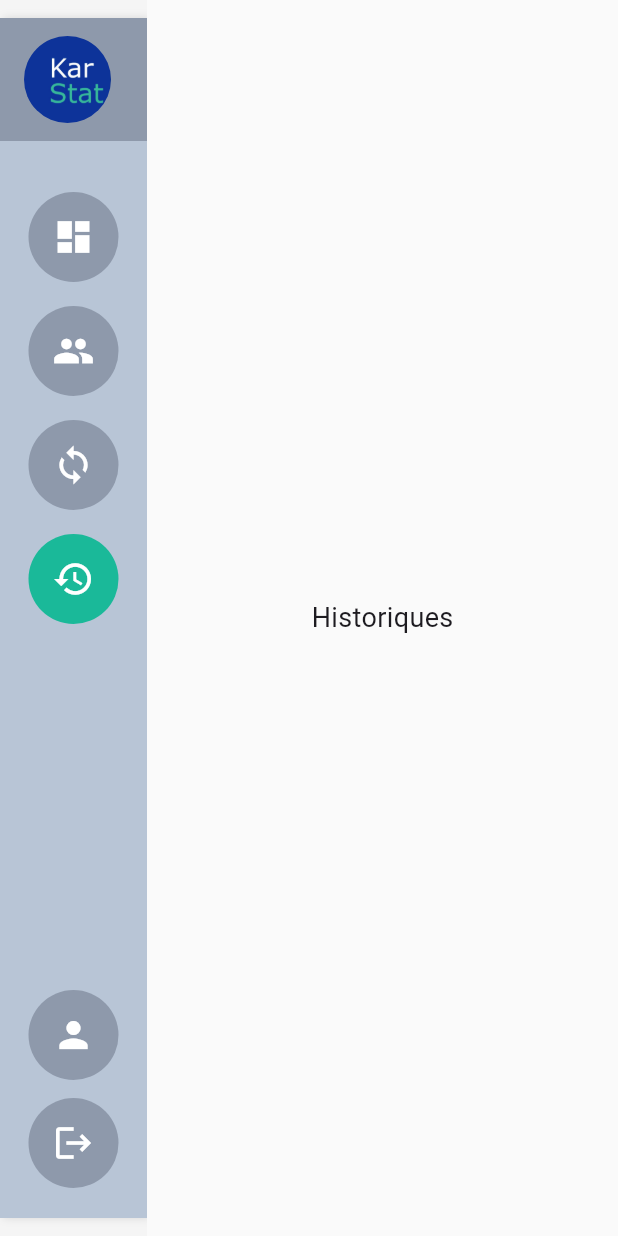
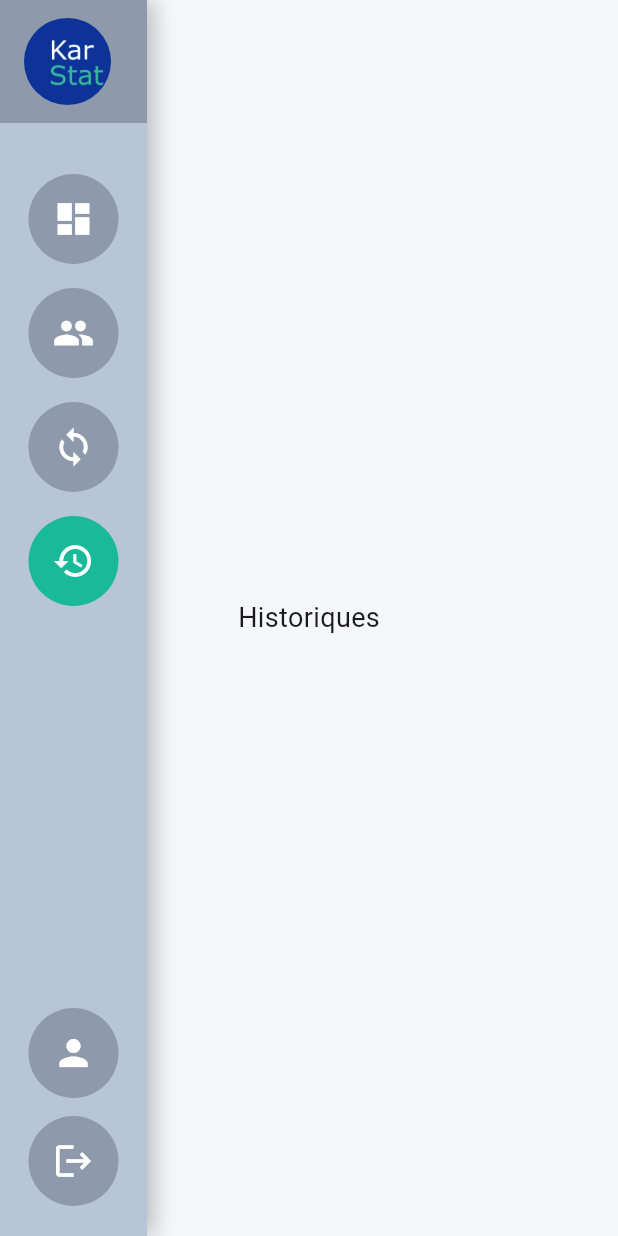
Before and after one commit to Tanjona200100/appMobile, a Flutter app: the SideMenu screen opened directly, after a tap on the "keyboard double arrow left" icon, after a tap on the "history" icon, on a phone screen of 412 x 824 dp. Run offline on Flutter 3.47's test engine with Material 3 defaults, Android fonts, the phone set to English and light mode, and no system bars.

Commit message:
mis a jour dashbord

```diff
--- a/lib/pages/dashboard_screen.dart
+++ b/lib/pages/dashboard_screen.dart
@@ -1,6 +1,8 @@
 import 'package:flutter/material.dart';
 import 'login_screen.dart';
 
+/// Classe principale représentant le menu latéral et le dashboard
+/// C'est un StatefulWidget car l'état du menu (ouvert/fermé) change
 class SideMenu extends StatefulWidget {
   const SideMenu({Key? key}) : super(key: key);
 
@@ -8,14 +10,25 @@ class SideMenu extends StatefulWidget {
   State<SideMenu> createState() => _SideMenuState();
 }
 
+/// Classe d'état pour gérer l'état du menu latéral et du dashboard
+/// Gère la sélection des onglets et l'état d'ouverture/fermeture du menu
 class _SideMenuState extends State<SideMenu> {
+  /// Index de l'onglet actuellement sélectionné dans le menu
+  /// 0: Dashboard, 1: Liste des individus, 2: Synchronisation, 3: Historiques
   int _selectedIndex = 0;
+
+  /// État de collapse du menu (true: menu réduit, false: menu étendu)
   bool _isMenuCollapsed = false;
 
-  // Méthode pour construire les éléments du menu
+  /// Méthode pour construire les éléments du menu
+  /// [icon] : Icône de l'élément du menu
+  /// [title] : Texte de l'élément du menu
+  /// [index] : Index de l'élément pour la gestion de la sélection
+  /// Retourne un Widget représentant un élément de menu
   Widget _buildMenuTile(IconData icon, String title, int index) {
     final isSelected = _selectedIndex == index;
 
+    // Version réduite du menu (icônes seulement)
     if (_isMenuCollapsed) {
       return InkWell(
         onTap: () {
@@ -40,6 +53,7 @@ class _SideMenuState extends State<SideMenu> {
       );
     }
 
+    // Version étendue du menu (icône + texte)
     return InkWell(
       onTap: () {
         setState(() {
@@ -85,6 +99,7 @@ class _SideMenuState extends State<SideMenu> {
     );
   }
 
+  /// Méthode pour basculer l'état d'ouverture/fermeture du menu
   void _toggleMenu() {
     setState(() {
       _isMenuCollapsed = !_isMenuCollapsed;
@@ -94,20 +109,38 @@ class _SideMenuState extends State<SideMenu> {
   @override
   Widget build(BuildContext context) {
     return Scaffold(
-      body: Row(
+      body: Stack(
         children: [
-          // Side Menu
-          AnimatedContainer(
+          // Dashboard - Largeur fixe de 700px et centré
+          // Z-index plus bas que le menu
+          Positioned.fill(
+            child: Container(
+              color: const Color(0xFFF5F7FA),
+              child: Center(
+                child: Container(
+                  width: 700, // Largeur fixe de 700px
+                  child: _buildContent(),
+                ),
+              ),
+            ),
+          ),
+
+          // Menu - Largeur limitée pour ne pas cacher tout le dashboard
+          // Z-index plus élevé que le dashboard (se superpose)
+          Positioned(
+            left: 0,
+            top: 0,
+            bottom: 0,
+            child: AnimatedContainer(
               duration: const Duration(milliseconds: 300),
               width: _isMenuCollapsed ? 98 : 300,
-            height: 800,
               decoration: const BoxDecoration(
                 color: Color(0xFFB8C5D6),
                 boxShadow: [
                   BoxShadow(
-                  color: Colors.black12,
-                  blurRadius: 4,
-                  offset: Offset(2, 0),
+                    color: Colors.black26,
+                    blurRadius: 12,
+                    offset: Offset(4, 0),
                   ),
                 ],
               ),
@@ -116,7 +149,7 @@ class _SideMenuState extends State<SideMenu> {
                   // Header avec logo et chevron
                   Container(
                     height: 82,
-                  width: _isMenuCollapsed ? 98 : 300,
+                    width: double.infinity,
                     child: InkWell(
                       onTap: _toggleMenu,
                       child: Container(
@@ -127,7 +160,7 @@ class _SideMenuState extends State<SideMenu> {
                         child: Row(
                           mainAxisAlignment: MainAxisAlignment.spaceBetween,
                           children: [
-                          // Logo
+                            // Logo - affiché différemment selon l'état du menu
                             if (!_isMenuCollapsed)
                               Row(
                                 children: [
@@ -162,7 +195,7 @@ class _SideMenuState extends State<SideMenu> {
                                 ),
                               ),
 
-                          // Chevron
+                            // Chevron - seulement visible quand le menu est étendu
                             if (!_isMenuCollapsed)
                               const Icon(
                                 Icons.keyboard_double_arrow_left,
@@ -177,7 +210,7 @@ class _SideMenuState extends State<SideMenu> {
 
                   const SizedBox(height: 30),
 
-                // Menu Items
+                  // Section des éléments du menu
                   Expanded(
                     child: Padding(
                       padding: const EdgeInsets.symmetric(horizontal: 12),
@@ -196,13 +229,14 @@ class _SideMenuState extends State<SideMenu> {
                     ),
                   ),
 
-                // Section profil et déconnexion
+                  // Section profil et déconnexion - seulement visible quand le menu est étendu
                   if (!_isMenuCollapsed)
                     Container(
                       margin: const EdgeInsets.symmetric(horizontal: 12),
                       padding: const EdgeInsets.only(bottom: 20),
                       child: Column(
                         children: [
+                          // Carte de profil de l'agent
                           Container(
                             padding: const EdgeInsets.all(12),
                             decoration: BoxDecoration(
@@ -261,9 +295,11 @@ class _SideMenuState extends State<SideMenu> {
 
                           const SizedBox(height: 12),
 
-                        // Déconnexion
+                          // Bouton de déconnexion
                           InkWell(
-                          onTap: () {},
+                            onTap: () {
+                              // TODO: Implémenter la logique de déconnexion
+                            },
                             borderRadius: BorderRadius.circular(30),
                             child: Container(
                               padding: const EdgeInsets.symmetric(horizontal: 20, vertical: 16),
@@ -302,6 +338,7 @@ class _SideMenuState extends State<SideMenu> {
                       ),
                     ),
 
+                  // Version réduite du profil et déconnexion - seulement icônes
                   if (_isMenuCollapsed)
                     Padding(
                       padding: const EdgeInsets.only(bottom: 20),
@@ -324,7 +361,9 @@ class _SideMenuState extends State<SideMenu> {
                           const SizedBox(height: 12),
                           // Icône déconnexion réduite
                           InkWell(
-                          onTap: () {},
+                            onTap: () {
+                              // TODO: Implémenter la logique de déconnexion
+                            },
                             child: Container(
                               width: 60,
                               height: 60,
@@ -345,19 +384,14 @@ class _SideMenuState extends State<SideMenu> {
                 ],
               ),
             ),
-
-          // Main Content
-          Expanded(
-            child: Container(
-              color: Colors.grey[50],
-              child: _buildContent(),
-            ),
           ),
         ],
       ),
     );
   }
 
+  /// Méthode pour construire le contenu principal en fonction de l'onglet sélectionné
+  /// Retourne le Widget correspondant à l'onglet actif
   Widget _buildContent() {
     switch (_selectedIndex) {
       case 0:
@@ -373,11 +407,10 @@ class _SideMenuState extends State<SideMenu> {
     }
   }
 
+  /// Construit le contenu du dashboard avec le formulaire d'identité
   Widget _buildDashboardContent() {
-    return Container(
-      color: const Color(0xFFF5F7FA),
-      child: SingleChildScrollView(
-        padding: const EdgeInsets.all(24.0),
+    return SingleChildScrollView(
+      padding: const EdgeInsets.all(29.0),
       child: Column(
         crossAxisAlignment: CrossAxisAlignment.start,
         children: [
@@ -417,6 +450,7 @@ class _SideMenuState extends State<SideMenu> {
                   flex: 2,
                   child: Stack(
                     children: [
+                      // Barre de progression de fond
                       Container(
                         height: 8,
                         decoration: BoxDecoration(
@@ -424,8 +458,9 @@ class _SideMenuState extends State<SideMenu> {
                           borderRadius: BorderRadius.circular(4),
                         ),
                       ),
+                      // Barre de progression avant
                       FractionallySizedBox(
-                          widthFactor: 0.32,
+                        widthFactor: 0.32, // 32% de progression
                         child: Container(
                           height: 8,
                           decoration: BoxDecoration(
@@ -491,6 +526,7 @@ class _SideMenuState extends State<SideMenu> {
                   ),
                 ),
 
+                // Corps du formulaire
                 Padding(
                   padding: const EdgeInsets.all(24),
                   child: Column(
@@ -524,7 +560,7 @@ class _SideMenuState extends State<SideMenu> {
                       _buildTextField('Lieu de naissance'),
                       const SizedBox(height: 32),
 
-                        // Compléments d'information
+                      // Section compléments d'information
                       const Text(
                         'Compléments d\'information',
                         style: TextStyle(
@@ -548,8 +584,11 @@ class _SideMenuState extends State<SideMenu> {
                       Row(
                         mainAxisAlignment: MainAxisAlignment.spaceBetween,
                         children: [
+                          // Bouton historique
                           OutlinedButton.icon(
-                              onPressed: () {},
+                            onPressed: () {
+                              // TODO: Implémenter la vue historique
+                            },
                             icon: const Icon(
                               Icons.history,
                               color: Color(0xFF8E99AB),
@@ -576,10 +615,13 @@ class _SideMenuState extends State<SideMenu> {
                               ),
                             ),
                           ),
+                          // Boutons Annuler et Enregistrer
                           Row(
                             children: [
                               OutlinedButton(
-                                  onPressed: () {},
+                                onPressed: () {
+                                  // TODO: Implémenter l'annulation
+                                },
                                 style: OutlinedButton.styleFrom(
                                   padding: const EdgeInsets.symmetric(
                                     horizontal: 32,
@@ -604,7 +646,9 @@ class _SideMenuState extends State<SideMenu> {
                               ),
                               const SizedBox(width: 12),
                               ElevatedButton(
-                                  onPressed: () {},
+                                onPressed: () {
+                                  // TODO: Implémenter l'enregistrement
+                                },
                                 style: ElevatedButton.styleFrom(
                                   backgroundColor: const Color(0xFF1AB999),
                                   padding: const EdgeInsets.symmetric(
@@ -637,10 +681,12 @@ class _SideMenuState extends State<SideMenu> {
           ),
         ],
       ),
-      ),
     );
   }
 
+  /// Méthode utilitaire pour construire un champ de texte du formulaire
+  /// [label] : Libellé du champ de texte
+  /// Retourne un Widget représentant un champ de texte avec son libellé
   Widget _buildTextField(String label) {
     return Column(
       crossAxisAlignment: CrossAxisAlignment.start,
@@ -689,6 +735,7 @@ class _SideMenuState extends State<SideMenu> {
     );
   }
 
+  /// Construit le contenu de la page "Liste des individus"
   Widget _buildSurveysContent() {
     return const Center(
       child: Text(
@@ -698,6 +745,7 @@ class _SideMenuState extends State<SideMenu> {
     );
   }
 
+  /// Construit le contenu de la page "Synchronisation"
   Widget _buildParticipantsContent() {
     return const Center(
       child: Text(
@@ -707,6 +755,7 @@ class _SideMenuState extends State<SideMenu> {
     );
   }
 
+  /// Construit le contenu de la page "Historiques"
   Widget _buildReportsContent() {
     return const Center(
       child: Text(
```
Lines whose indentation alone changed are shown as unchanged.
